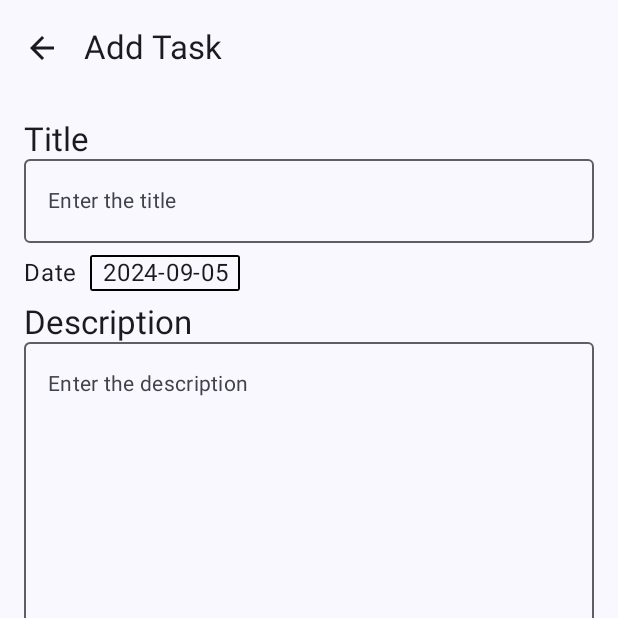
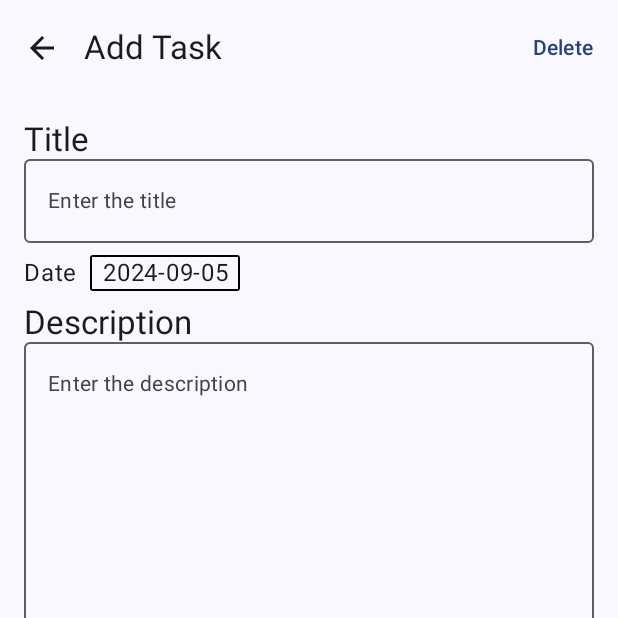
Before and after one commit to kumgold/calendar-clone, an Android app built with Jetpack Compose: the TaskScreen screen opened through its navigation route, on a phone screen of 412 x 824 dp, the top half of it. Run offline under Robolectric (Android 15) with nearby library versions, the phone set to English and light mode, and no system bars; our stand-ins replace Dagger/Hilt's generated code; libraries missing offline, so code that uses them is left out: androidx.glance, androidx.glance.appwidget; 1 statement that could not run was skipped.

Commit message:
delete a task

```diff
--- a/app/src/main/java/com/goldcompany/apps/todoapplication/compose/TitleTopAppBar.kt
+++ b/app/src/main/java/com/goldcompany/apps/todoapplication/compose/AppBar.kt
@@ -2,21 +2,24 @@ package com.goldcompany.apps.todoapplication.compose
 
 import androidx.annotation.StringRes
 import androidx.compose.material.icons.Icons
-import androidx.compose.material.icons.filled.ArrowBack
+import androidx.compose.material.icons.automirrored.filled.ArrowBack
 import androidx.compose.material3.ExperimentalMaterial3Api
 import androidx.compose.material3.Icon
 import androidx.compose.material3.IconButton
 import androidx.compose.material3.Text
+import androidx.compose.material3.TextButton
 import androidx.compose.material3.TopAppBar
 import androidx.compose.runtime.Composable
 import androidx.compose.ui.Modifier
 import androidx.compose.ui.res.stringResource
+import com.goldcompany.apps.todoapplication.R
 
 @OptIn(ExperimentalMaterial3Api::class)
 @Composable
-fun TitleTopAppBar(
+fun TaskDetailAppBar(
     modifier: Modifier = Modifier,
     @StringRes title: Int,
+    deleteTask: () -> Unit,
     navigateBack: () -> Unit = {}
 ) {
     TopAppBar(
@@ -31,9 +34,18 @@ fun TitleTopAppBar(
                 onClick = navigateBack
             ) {
                 Icon(
-                    imageVector = Icons.Filled.ArrowBack,
+                    imageVector = Icons.AutoMirrored.Filled.ArrowBack,
                     contentDescription = null
                 )
+            }
+        },
+        actions = {
+            TextButton(
+                onClick = {
+                    deleteTask()
+                }
+            ) {
+                Text(text = stringResource(id = R.string.delete))
             }
         }
     )
--- a/app/src/main/java/com/goldcompany/apps/todoapplication/home/HomeViewModel.kt
+++ b/app/src/main/java/com/goldcompany/apps/todoapplication/home/HomeViewModel.kt
@@ -62,7 +62,7 @@ class HomeViewModel @Inject constructor(
 
     fun updateTaskCompleted(taskId: String, completed: Boolean) {
         viewModelScope.launch {
-            repository.updateCompleted(taskId, completed)
+            repository.updateCompleted(taskId.toLong(), completed)
         }
     }
 
--- a/app/src/main/java/com/goldcompany/apps/todoapplication/task/TaskScreen.kt
+++ b/app/src/main/java/com/goldcompany/apps/todoapplication/task/TaskScreen.kt
@@ -32,6 +32,7 @@ import androidx.compose.runtime.collectAsState
 import androidx.compose.runtime.getValue
 import androidx.compose.runtime.mutableStateOf
 import androidx.compose.runtime.remember
+import androidx.compose.runtime.rememberCoroutineScope
 import androidx.compose.runtime.setValue
 import androidx.compose.ui.Alignment
 import androidx.compose.ui.Modifier
@@ -42,10 +43,12 @@ import androidx.compose.ui.res.stringResource
 import androidx.compose.ui.text.style.TextAlign
 import androidx.compose.ui.unit.dp
 import androidx.hilt.navigation.compose.hiltViewModel
+import androidx.lifecycle.compose.collectAsStateWithLifecycle
 import com.goldcompany.apps.data.util.convertMilliToDate
 import com.goldcompany.apps.todoapplication.R
 import com.goldcompany.apps.todoapplication.compose.LoadingAnimation
-import com.goldcompany.apps.todoapplication.compose.TitleTopAppBar
+import com.goldcompany.apps.todoapplication.compose.TaskDetailAppBar
+import kotlinx.coroutines.launch
 import java.time.LocalDate
 import java.time.ZoneOffset
 
@@ -56,18 +59,26 @@ fun TaskScreen(
     navigateBack: () -> Unit
 ) {
     val snackBarHostState = remember { SnackbarHostState() }
+    val coroutineScope = rememberCoroutineScope()
 
     Scaffold(
         modifier = modifier,
         topBar = {
-            TitleTopAppBar(
+            TaskDetailAppBar(
                 title = R.string.add_task,
+                deleteTask = {
+                    coroutineScope.launch {
+                        viewModel.deleteTask()
+                        navigateBack()
+                    }
+                },
                 navigateBack = navigateBack
             )
         },
-        snackbarHost = { SnackbarHost(snackBarHostState) }
+        snackbarHost = { SnackbarHost(snackBarHostState) },
+
     ) { paddingValues ->
-        val uiState by viewModel.uiState.collectAsState()
+        val uiState by viewModel.uiState.collectAsStateWithLifecycle()
 
         if (uiState.isLoading) {
             LoadingAnimation(modifier = modifier.padding(paddingValues))
--- a/app/src/main/java/com/goldcompany/apps/todoapplication/task/TaskViewModel.kt
+++ b/app/src/main/java/com/goldcompany/apps/todoapplication/task/TaskViewModel.kt
@@ -140,4 +140,8 @@ class TaskViewModel @Inject constructor(
             )
         }
     }
+
+    suspend fun deleteTask() {
+        repository.deleteTask(taskId!!.toLong())
+    }
 }
--- a/app/src/main/res/values/strings.xml
+++ b/app/src/main/res/values/strings.xml
@@ -4,6 +4,7 @@
 
 <!--    Default-->
     <string name="save">Save</string>
+    <string name="delete">Delete</string>
     <string name="ok">OK</string>
     <string name="cancel">Cancel</string>
     <string name="user">User</string>
--- a/data/src/main/java/com/goldcompany/apps/data/db/TaskDao.kt
+++ b/data/src/main/java/com/goldcompany/apps/data/db/TaskDao.kt
@@ -29,8 +29,8 @@ interface TaskDao {
     suspend fun updateTask(taskEntity: TaskEntity)
 
     @Query("UPDATE task SET isCompleted = :completed WHERE id = :taskId")
-    suspend fun updateCompleted(taskId: String, completed: Boolean)
+    suspend fun updateCompleted(taskId: Long, completed: Boolean)
 
-    @Delete
-    suspend fun deleteTask(taskEntity: TaskEntity)
+    @Query("DELETE FROM task WHERE id = :taskId")
+    suspend fun deleteTask(taskId: Long)
 }
--- a/data/src/main/java/com/goldcompany/apps/data/repository/TaskRepository.kt
+++ b/data/src/main/java/com/goldcompany/apps/data/repository/TaskRepository.kt
@@ -45,7 +45,11 @@ class TaskRepository @Inject constructor(
         taskDao.updateTask(task.toLocal())
     }
 
-    suspend fun updateCompleted(taskId: String, completed: Boolean) {
+    suspend fun updateCompleted(taskId: Long, completed: Boolean) {
         taskDao.updateCompleted(taskId, completed)
     }
+
+    suspend fun deleteTask(taskId: Long) {
+        taskDao.deleteTask(taskId)
+    }
 }
```
